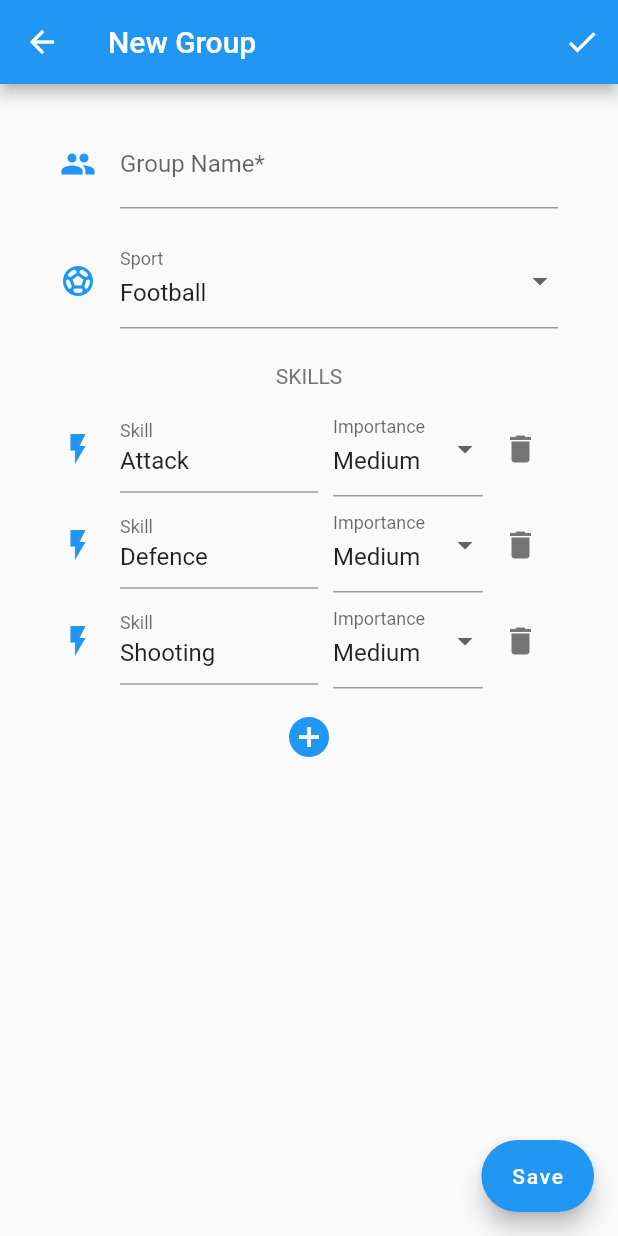
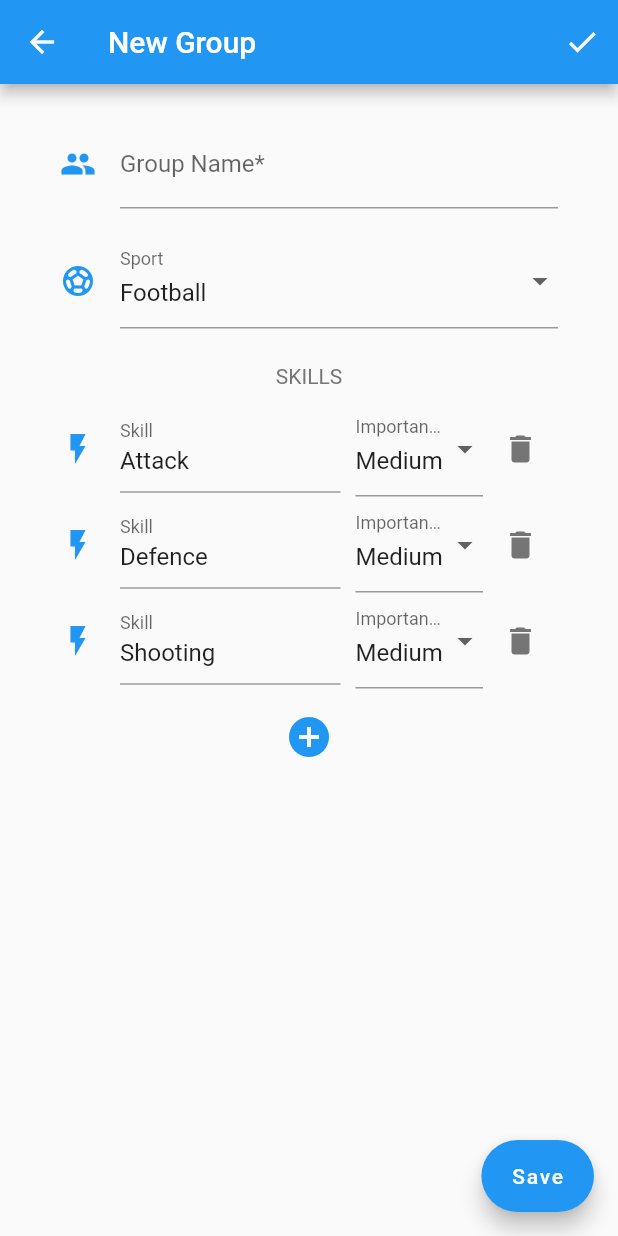
Before and after one commit to jahall/fairteams, a Flutter app: the GroupEdit screen opened directly, on a phone screen of 412 x 824 dp. Run offline on Flutter 3.47's test engine with Material 2 defaults, Android fonts, the light colour scheme and no system bars.

Commit message:
Update readme and minor UI change

```diff
--- a/lib/group_edit.dart
+++ b/lib/group_edit.dart
@@ -169,7 +169,7 @@ class _GroupEditState extends State<GroupEdit> {
             child: Row(children: [
               // Skill name
               SizedBox(
-                  width: width - 10 - 100 - 50,
+                  width: width - 10 - 85 - 50,
                   child: TextFormField(
                     key: Key(_sport + e.value.id),
                     textInputAction: TextInputAction.next,
@@ -190,7 +190,7 @@ class _GroupEditState extends State<GroupEdit> {
               const SizedBox(width: 10),
               // Importance
               SizedBox(
-                  width: 100,
+                  width: 85,
                   child: DropdownButtonFormField(
                     value: (e.value.importance > 1)
                         ? 'high'
```
Also changed, not shown: 1 other file.
